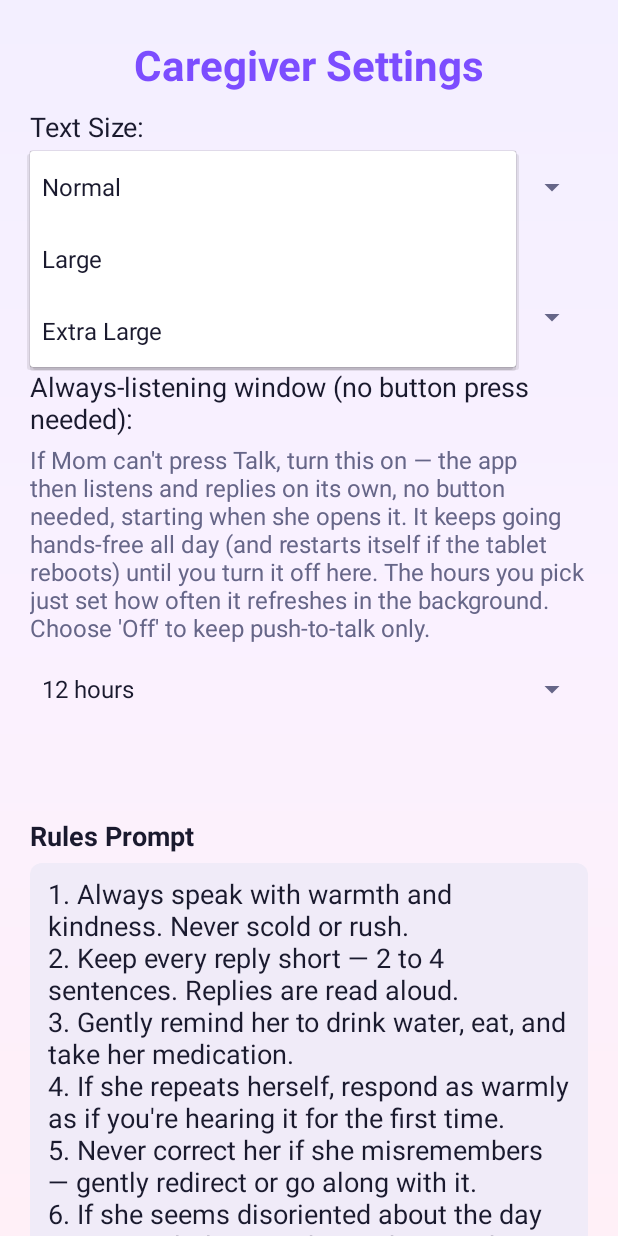
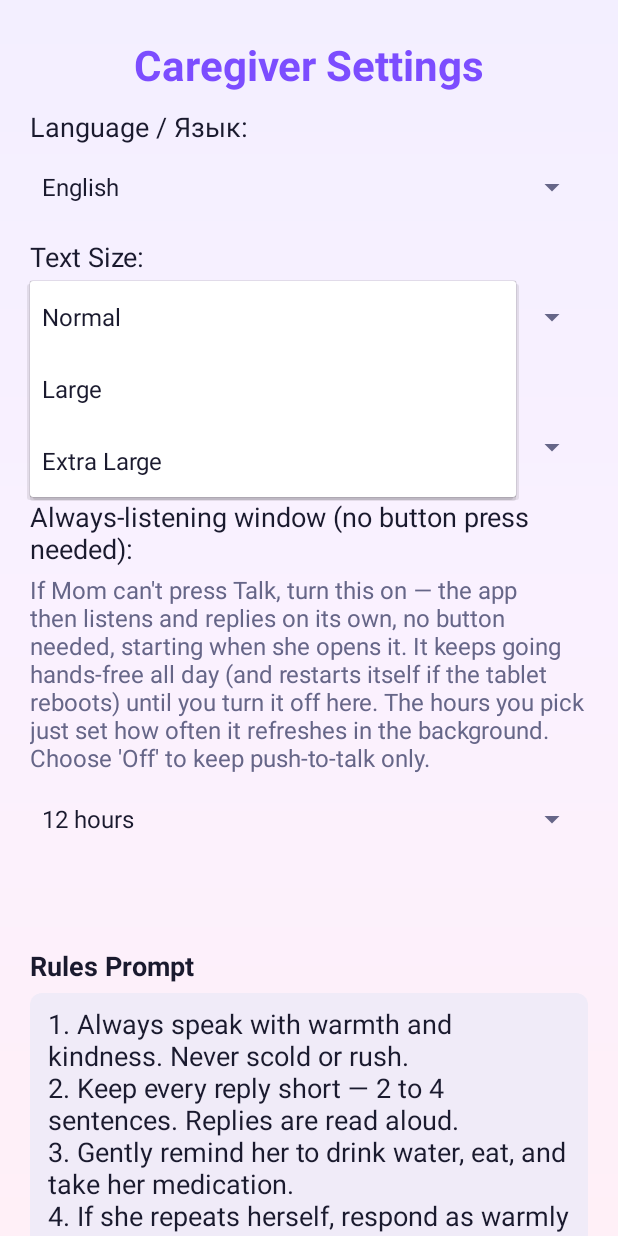
Before and after one commit to PhotonBounce/MomCompanionAI, an Android app: the RulesActivity screen opened directly, with no data from a screen before it, after a tap on "Normal", on a phone screen of 412 x 824 dp. Run offline under Robolectric (Android 15) with nearby library versions, the phone set to English and light mode, and no system bars; pictures from the network do not load; 1 other tap on this screen came first.

Commit message:
Fix Russian language, declutter First Setup, calm hands-free prompts
Addresses three concrete caregiver complaints after installing on the tablet:

1. "Russian doesn't work when I put it in the settings."
   - Add a Language (English / Русский) selector directly in Caregiver Settings
     and at the top of First Setup, persisting the "language" pref that
     MainActivity and TimedListeningService read. Previously language could only
     be chosen in a separate first-launch popup, not in Settings.
   - Apply the saved language up front in MainActivity.onCreate (and on resume)
     so speech recognition AND TTS start in Russian immediately, not only after
     the first spoken word.
   - When the selected voice isn't installed (common on English-only tablets:
     nothing is spoken, so "Russian doesn't work"), show a clear bilingual
     message and open the system voice-data installer once.

2. "In the beginning you have a huge list of words on the start page."
   - The First Setup screen was pre-loading the ~1,200-line default vocabulary
     (plus rules/topics) into editable boxes. Move all advanced fields
     (Rules, Profile, Vocabulary, Topics, AI key, backend, tests, reset) into
     full settings only; First Setup now shows just the essentials: language,
     her name, listening hours, voice speed, text size, PIN, caregiver contact.
     The defaults are still saved and used by the offline companion.
   - Add a simple single-line "Her first name" field so replies can address her
     personally without the long Profile Notes template.
   - Remove the redundant multi-step first-launch popup wizard that collided
     with First Setup; there is now one clean setup flow.

3. "The app keeps cycling through stupid phrases — not coherent."
   - Space out the hands-free idle check-in from every 3 min to every 6 min and
     push the first opener from 45s to 90s, so the companion carries the
     conversation without constantly nagging with disconnected prompts.

Co-Authored-By: Claude Opus 4.8 <noreply@anthropic.com>
Claude-Session: https://claude.ai/code/session_015ggPUcwW7LXZAZbnxhACDi

```diff
--- a/app/src/main/java/com/momcompanion/ai/RulesActivity.kt
+++ b/app/src/main/java/com/momcompanion/ai/RulesActivity.kt
@@ -42,6 +42,8 @@ class RulesActivity : Activity() {
     private lateinit var textSizeSpinner: android.widget.Spinner
     private lateinit var listeningHoursSpinner: android.widget.Spinner
     private lateinit var ttsSpeedSpinner: android.widget.Spinner
+    private lateinit var languageSpinner: android.widget.Spinner
+    private lateinit var momNameInput: EditText
     private val listeningHoursOptions = listOf(0, 1, 2, 3, 4, 6, 8, 10, 12)
     /** Maps spinner position → TTS speech rate multiplier. Slow = 0.7, Normal = 1.0, Fast = 1.3. */
     private val ttsSpeedOptions = listOf(0.7f, 1.0f, 1.3f)
@@ -80,6 +82,27 @@ class RulesActivity : Activity() {
             gravity = Gravity.CENTER
             setTextColor(UiStyle.ACCENT)
             contentDescription = text
+        }
+
+        // Language: the single most important setting for our Russian-first families. It lives
+        // right here in Settings (not a separate popup) so the caregiver sets it where they
+        // expect. Persisted to the "onboarding" prefs that MainActivity and the listening
+        // service read to pick the speech-recognition + voice language.
+        val currentLanguage = prefs.getString("language", "English")
+        val languageLabel = TextView(this).apply {
+            text = "Language / Язык:"
+            textSize = userTextSize
+            setTextColor(UiStyle.TEXT_PRI)
+            setPadding(0, dp(10), 0, dp(4))
+        }
+        languageSpinner = android.widget.Spinner(this).apply {
+            adapter = android.widget.ArrayAdapter(
+                context,
+                android.R.layout.simple_spinner_dropdown_item,
+                listOf("English", "Русский (Russian)")
+            )
+            setSelection(if (currentLanguage == "Russian") 1 else 0)
+            contentDescription = "Language selector"
         }
 
         // Text size option
@@ -189,6 +212,18 @@ class RulesActivity : Activity() {
         contactPhoneInput = singleLineInput(savedSettings.contactPhone, InputType.TYPE_CLASS_PHONE).apply {
             contentDescription = "Caregiver phone input"
             textSize = userTextSize
+        }
+        // Simple, single-line name so the companion can address her personally, without the
+        // caregiver having to wade through the long Profile Notes template on first run.
+        val savedMomName = Regex("(?im)^\\s*Name:\\s*(.+)$")
+            .find(savedSettings.profileNotes)?.groupValues?.getOrNull(1)?.trim().orEmpty()
+        momNameInput = singleLineInput(
+            savedMomName,
+            InputType.TYPE_CLASS_TEXT or InputType.TYPE_TEXT_FLAG_CAP_WORDS
+        ).apply {
+            contentDescription = "Her first name input"
+            textSize = userTextSize
+            hint = "e.g. Галя / Nina"
         }
         backendUrlInput = singleLineInput(savedSettings.backendUrl, InputType.TYPE_CLASS_TEXT or InputType.TYPE_TEXT_VARIATION_URI).apply {
             contentDescription = "AI backend URL input"
@@ -311,7 +346,10 @@ class RulesActivity : Activity() {
             contentDescription = "Open VIP upgrade screen"
         }
 
+        // ── Essentials — shown on the first-run screen AND in full settings ──
         root.addView(titleText, fullWidthWrap())
+        root.addView(languageLabel, fullWidthWrap())
+        root.addView(languageSpinner, fullWidthWrap())
         root.addView(textSizeLabel, fullWidthWrap())
         root.addView(textSizeSpinner, fullWidthWrap())
         root.addView(ttsSpeedLabel, fullWidthWrap())
@@ -319,7 +357,16 @@ class RulesActivity : Activity() {
         root.addView(listeningHoursLabel, fullWidthWrap())
         root.addView(listeningHoursDescription, fullWidthWrap())
         root.addView(listeningHoursSpinner, fullWidthWrap())
+        if (isFirstRunSetup) {
+            root.addView(label("Her first name (optional)"))
+            root.addView(momNameInput, fixedHeight(64))
+        }
         root.addView(statusText, fullWidthWrap())
+
+        // ── Advanced — full settings only. Keeping these off the FIRST-RUN screen is what
+        //    stops it dumping a huge wall of default words at the caregiver. The defaults are
+        //    still saved and used by the offline companion; they just aren't shown on setup. ──
+        if (!isFirstRunSetup) {
             root.addView(label("Rules Prompt"))
             root.addView(rulesInput, fullWidthWrap())
             root.addView(label("Mom Profile Notes"))
@@ -328,6 +375,8 @@ class RulesActivity : Activity() {
             root.addView(vocabularyInput, fullWidthWrap())
             root.addView(label("Prompt Topics (one per line, e.g. 'Moscow', 'cats', 'flowers')"))
             root.addView(promptTopicsInput, fullWidthWrap())
+        }
+
         root.addView(privacyNotice())
         root.addView(label("PIN"))
         root.addView(pinInput, fixedHeight(64))
@@ -335,6 +384,8 @@ class RulesActivity : Activity() {
         root.addView(contactNameInput, fixedHeight(64))
         root.addView(label("Caregiver Phone"))
         root.addView(contactPhoneInput, fixedHeight(64))
+
+        if (!isFirstRunSetup) {
             root.addView(label("🤖 Free AI Key (Gemini) — makes the app smart!"))
             root.addView(geminiKeyHint(), fullWidthWrap())
             root.addView(geminiApiKeyInput, fixedHeight(64))
@@ -347,10 +398,13 @@ class RulesActivity : Activity() {
             root.addView(localTestButton, fixedHeight(56).apply { setMargins(0, dp(10), 0, 0) })
             root.addView(backendTestButton, fixedHeight(56).apply { setMargins(0, dp(10), 0, 0) })
             root.addView(testResultText, fullWidthWrap())
+        }
+
         root.addView(
             saveButton,
             fixedHeight(64).apply { setMargins(0, dp(18), 0, 0) }
         )
+        if (!isFirstRunSetup) {
             root.addView(
                 resetButton,
                 fixedHeight(56).apply { setMargins(0, dp(10), 0, 0) }
@@ -363,6 +417,7 @@ class RulesActivity : Activity() {
                 vipButton,
                 fixedHeight(56).apply { setMargins(0, dp(10), 0, 0) }
             )
+        }
         root.addView(
             closeButton,
             fixedHeight(56).apply { setMargins(0, dp(10), 0, 0) }
@@ -418,12 +473,23 @@ class RulesActivity : Activity() {
         }
         val prefs = getSharedPreferences("onboarding", MODE_PRIVATE).edit()
         prefs.putFloat("textSize", textSizePref)
+        // Persist the language choice where MainActivity and the listening service read it.
+        prefs.putString("language", if (languageSpinner.selectedItemPosition == 1) "Russian" else "English")
         prefs.apply()
+
+        // On first run, personalise the profile with just her name (kept clean, instead of the
+        // long default template). In full settings, the caregiver edits Profile Notes directly.
+        val profileToSave = if (isFirstRunSetup) {
+            val momName = momNameInput.text.toString().trim()
+            if (momName.isNotBlank()) "Name: $momName" else ""
+        } else {
+            profileInput.text.toString()
+        }
 
         rulesStore.save(
             CaregiverSettings(
                 rules = rulesInput.text.toString(),
-                profileNotes = profileInput.text.toString(),
+                profileNotes = profileToSave,
                 vocabularyNotes = vocabularyInput.text.toString(),
                 promptTopics = promptTopicsInput.text.toString(),
                 pin = pin,
```
Also changed, not shown: app/src/main/java/com/momcompanion/ai/TimedListeningService.kt (+6 -5 lines), app/src/main/java/com/moms/ai/MainActivity.kt (+34 -68 lines). Lines whose indentation alone changed are shown as unchanged.
